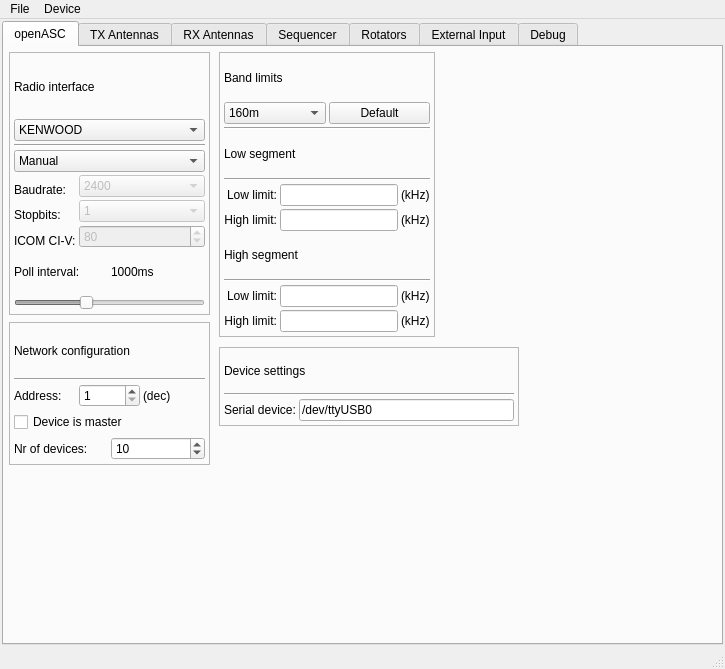
Qt form c/openASC_Configurator/ui/mainwindow.ui (thegeek82000/openasc) before a commit.
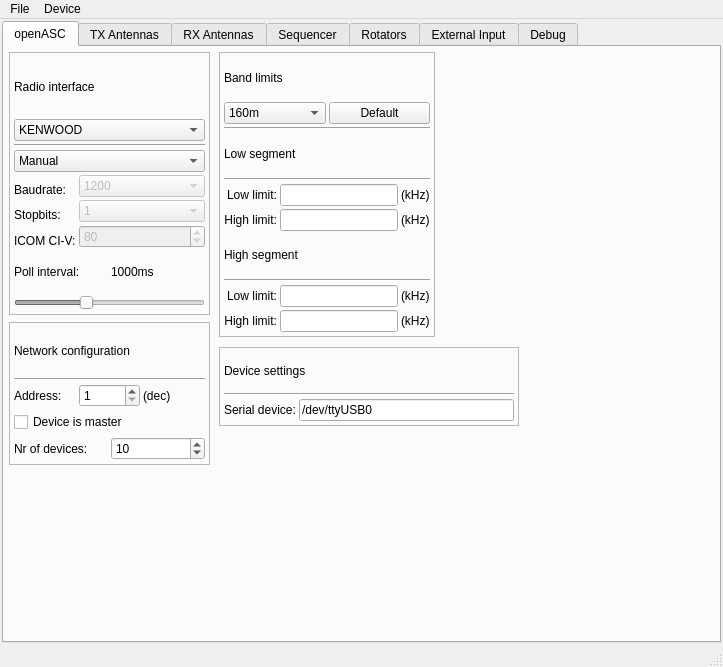
The same form after that commit.

Diff of the .ui file:
```diff
--- a/c/openASC_Configurator/ui/mainwindow.ui
+++ b/c/openASC_Configurator/ui/mainwindow.ui
@@ -6,8 +6,8 @@
    <rect>
     <x>0</x>
     <y>0</y>
-    <width>725</width>
-    <height>669</height>
+    <width>723</width>
+    <height>667</height>
    </rect>
   </property>
   <property name="windowTitle">
@@ -135,6 +135,11 @@
              <property name="enabled">
               <bool>false</bool>
              </property>
+             <item>
+              <property name="text">
+               <string>1200</string>
+              </property>
+             </item>
              <item>
               <property name="text">
                <string>2400</string>
@@ -3047,8 +3052,8 @@
     <rect>
      <x>0</x>
      <y>0</y>
-     <width>725</width>
-     <height>26</height>
+     <width>723</width>
+     <height>23</height>
     </rect>
    </property>
    <widget class="QMenu" name="menuDevice">
```
